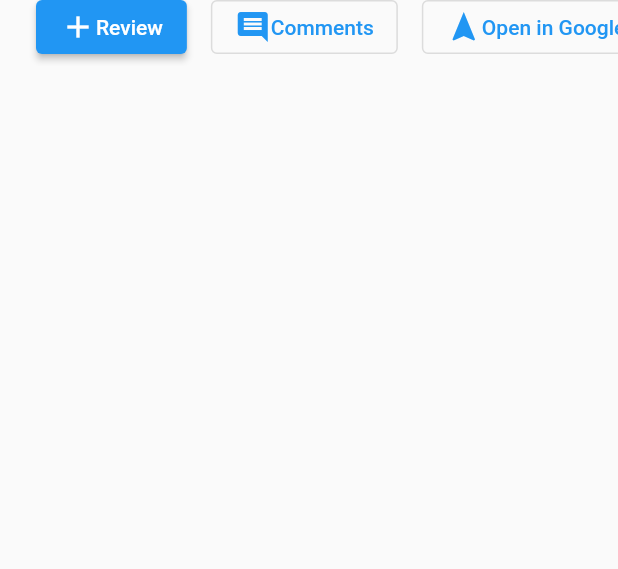
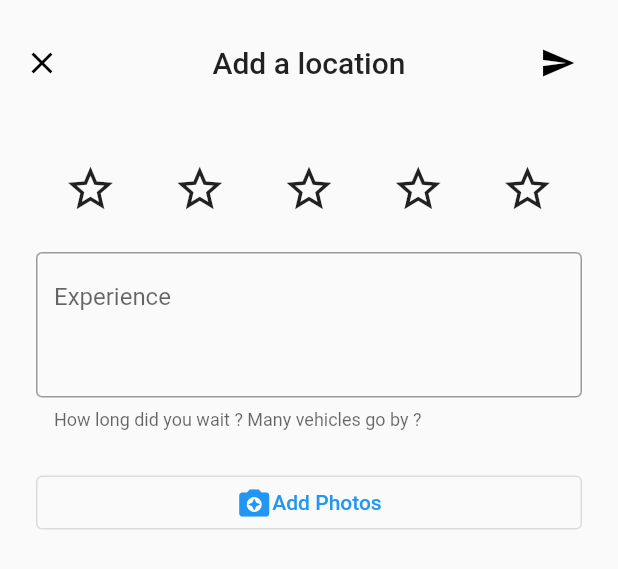
Before and after one commit to dca123/hitchspots, a Flutter app: the ButtonBar widget shown alone on an empty page, opened directly with empty values, after a tap on "Review", on a phone screen of 412 x 824 dp. Shown: the top 569 px of the screen. Run offline on Flutter 3.47's test engine with Material 2 defaults, Android fonts, the phone set to English and light mode, and no system bars; our stand-ins replace cloud_firestore, firebase_core, google_maps_flutter, sliding_up_panel; missing offline and left inert: geoflutterfire2; accounts and stored records are empty.

Commit message:
feat: :lipstick: Added Create Review Page

```diff
--- /dev/null
+++ b/lib/pages/create_review_page.dart
@@ -0,0 +1,111 @@
+import 'package:flutter/material.dart';
+// import 'package:cloud_firestore/cloud_firestore.dart';
+
+class CreateReviewPage extends StatelessWidget {
+  const CreateReviewPage({
+    Key? key,
+  }) : super(key: key);
+
+  @override
+  Widget build(BuildContext context) {
+    void addLocation() {
+      // FirebaseFirestore.instance
+      //     .collection('locations')
+      //     .add({'text': 'testMessage'})
+      ScaffoldMessenger.of(context).showSnackBar(
+        SnackBar(
+          content: const Text('Thank you for contributing!'),
+        ),
+      );
+      Future.delayed(Duration(milliseconds: 100), () {
+        Navigator.pop(context);
+      });
+    }
+
+    return Scaffold(
+      appBar: AppBar(
+        backgroundColor: Theme.of(context).canvasColor,
+        elevation: 0,
+        // toolbarHeight: 64,
+        toolbarHeight: 84,
+        leading: IconButton(
+          icon: const Icon(Icons.close),
+          onPressed: () => Navigator.pop(context),
+          color: Colors.black,
+        ),
+        title: Text(
+          "Add a location",
+          style: Theme.of(context).textTheme.headline6,
+        ),
+        centerTitle: true,
+        actions: [
+          Container(
+            padding: EdgeInsets.only(right: 16),
+            child: IconButton(
+              icon: const Icon(Icons.send),
+              onPressed: () => addLocation(),
+              color: Colors.black,
+            ),
+          )
+        ],
+      ),
+      body: Container(
+        padding: EdgeInsets.symmetric(horizontal: 24.0),
+        child: Column(
+          mainAxisAlignment: MainAxisAlignment.start,
+          crossAxisAlignment: CrossAxisAlignment.center,
+          children: [
+            SizedBox(height: 24),
+            Row(
+              mainAxisSize: MainAxisSize.max,
+              mainAxisAlignment: MainAxisAlignment.spaceAround,
+              children: [
+                Icon(
+                  Icons.star_border_outlined,
+                  size: 36,
+                ),
+                Icon(
+                  Icons.star_border_outlined,
+                  size: 36,
+                ),
+                Icon(
+                  Icons.star_border_outlined,
+                  size: 36,
+                ),
+                Icon(
+                  Icons.star_border_outlined,
+                  size: 36,
+                ),
+                Icon(
+                  Icons.star_border_outlined,
+                  size: 36,
+                ),
+              ],
+            ),
+            SizedBox(height: 24),
+            TextField(
+              decoration: InputDecoration(
+                  alignLabelWithHint: true,
+                  border: OutlineInputBorder(),
+                  labelText: "Experience",
+                  helperText: "How long did you wait ? Many vehicles go by ?",
+                  hintText: "Describe your experience briefly."),
+              maxLines: 3,
+              keyboardType: TextInputType.multiline,
+            ),
+            SizedBox(height: 24),
+            OutlinedButton(
+                onPressed: () => {},
+                child: Row(
+                  mainAxisAlignment: MainAxisAlignment.center,
+                  children: [
+                    Icon(Icons.camera_enhance),
+                    Text("Add Photos"),
+                  ],
+                ))
+          ],
+        ),
+      ),
+    );
+  }
+}
--- a/lib/widgets/location_info_card.dart
+++ b/lib/widgets/location_info_card.dart
@@ -1,4 +1,5 @@
 import 'package:flutter/material.dart';
+import '../pages/create_review_page.dart';
 
 class LocationInfoCard extends StatelessWidget {
   const LocationInfoCard(
@@ -36,8 +37,8 @@ class LocationInfoCard extends StatelessWidget {
         elevation: 2,
         child: Column(
           children: [
-      LocationInfomation(locationName: locationName),
-      ButtonBar(maximizePanel: maximizePanel),
+            LocationInfomation(locationName: locationName),
+            ButtonBar(maximizePanel: maximizePanel),
           ],
         ),
       ),
@@ -144,11 +145,16 @@ class ButtonBar extends StatelessWidget {
         children: [
           SizedBox(width: 24.0),
           ElevatedButton(
-            onPressed: () => {},
+            onPressed: () => Navigator.push(
+              context,
+              MaterialPageRoute(builder: (context) {
+                return CreateReviewPage();
+              }),
+            ),
             child: Row(
               children: [
                 Icon(Icons.add),
-                Text("Review"),
+                Text(" Review"),
               ],
             ),
           ),
@@ -158,7 +164,7 @@ class ButtonBar extends StatelessWidget {
             child: Row(
               children: [
                 Icon(Icons.comment),
-                Text("Comments"),
+                Text(" Comments"),
               ],
             ),
           ),
```
Also changed, not shown: lib/pages/home_page.dart (+6 -4 lines).
